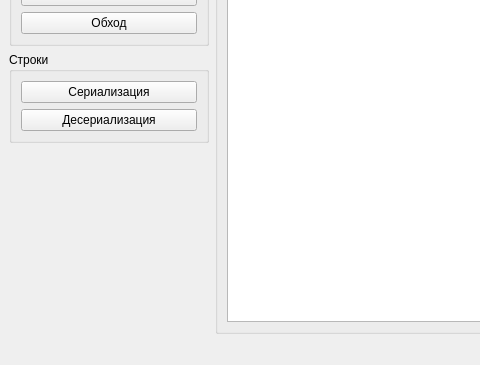
Before: the Qt Designer form app/mainwindow.ui in Defenderrus/Lab_24, drawn with Qt 5; both pictures show x 0 to 480 and y 235 to 600 of the 1000 by 600 pixel window.
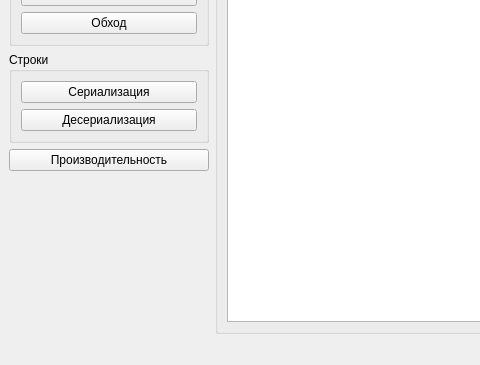
After: the same form once the commit is applied.

```diff
--- a/app/mainwindow.ui
+++ b/app/mainwindow.ui
@@ -152,6 +152,19 @@
         </layout>
        </widget>
       </item>
+      <item>
+       <widget class="QPushButton" name="efficiencyButton">
+        <property name="minimumSize">
+         <size>
+          <width>200</width>
+          <height>0</height>
+         </size>
+        </property>
+        <property name="text">
+         <string>Производительность</string>
+        </property>
+       </widget>
+      </item>
       <item>
        <spacer name="verticalSpacer">
         <property name="orientation">
```
